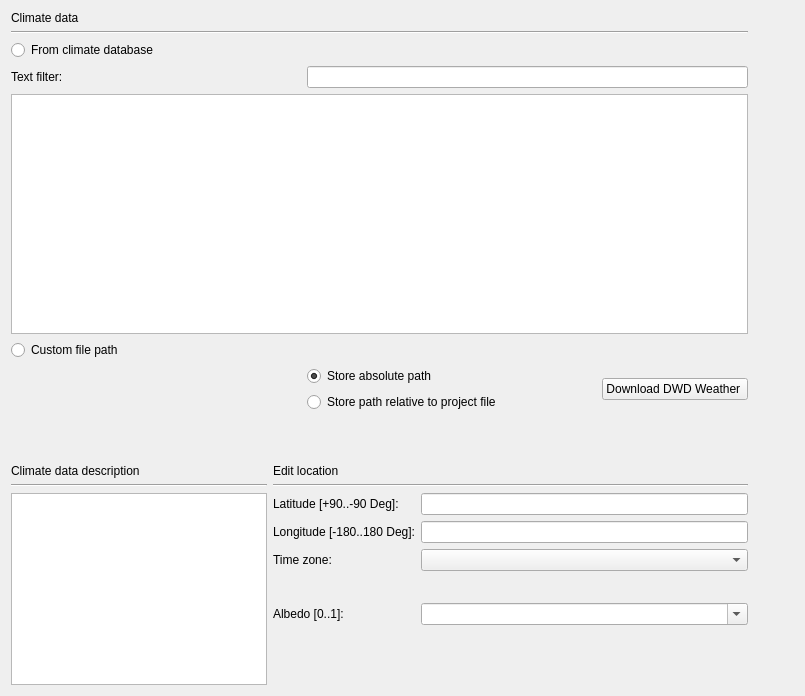
This is SIM-VICUS/src/SVSimulationLocationOptions.ui in Brockaaa/SIM-VICUS as Qt 5 draws it before an edit. The edited form follows.
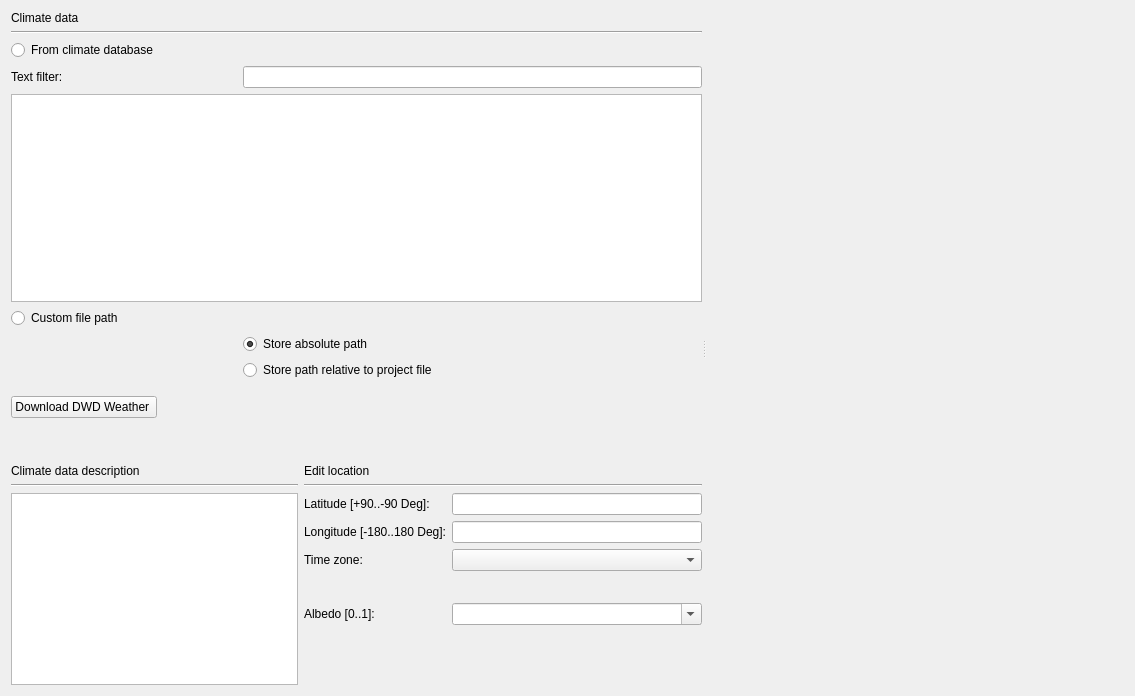
This is the edited form. Icons and pictures are not drawn. Custom widgets are drawn as their Qt base class.

Commit message:
Merge remote-tracking branch 'origin/master' into feature/Feature-SubNetworkEditDialog
# Conflicts:
#	SIM-VICUS/projects/Qt/SIM-VICUS.pro
#	SIM-VICUS/projects/Qt/debug/qrc_shaders.cpp
#	SIM-VICUS/src/SVDBNetworkControllerEditWidget.cpp
#	SIM-VICUS/src/SVDBSubNetworkEditWidget.cpp
#	SIM-VICUS/src/SVMainWindow.ui
#	externals/Vicus/projects/Qt/Vicus.pro

The edit to the form file:
```diff
--- a/SIM-VICUS/src/SVSimulationLocationOptions.ui
+++ b/SIM-VICUS/src/SVSimulationLocationOptions.ui
@@ -6,7 +6,7 @@
    <rect>
     <x>0</x>
     <y>0</y>
-    <width>805</width>
+    <width>1135</width>
     <height>696</height>
    </rect>
   </property>
@@ -14,7 +14,140 @@
    <string>Form</string>
   </property>
   <layout class="QGridLayout" name="gridLayout_3">
-   <item row="1" column="0">
+   <item row="0" column="0">
+    <widget class="QSplitter" name="splitter">
+     <property name="orientation">
+      <enum>Qt::Horizontal</enum>
+     </property>
+     <widget class="QWidget" name="layoutWidget">
+      <layout class="QVBoxLayout" name="verticalLayout">
+       <item>
+        <layout class="QGridLayout" name="gridLayout_2">
+         <item row="3" column="1" colspan="2">
+          <widget class="QLineEdit" name="lineEditTextFilter"/>
+         </item>
+         <item row="4" column="0" colspan="3">
+          <widget class="QTableView" name="tableViewClimateFiles"/>
+         </item>
+         <item row="5" column="1">
+          <widget class="QtExt::BrowseFilenameWidget" name="filepathClimateDataFile" native="true">
+           <property name="minimumSize">
+            <size>
+             <width>0</width>
+             <height>20</height>
+            </size>
+           </property>
+          </widget>
+         </item>
+         <item row="3" column="0">
+          <widget class="QLabel" name="labelTextFilter">
+           <property name="text">
+            <string>Text filter:</string>
+           </property>
+          </widget>
+         </item>
+         <item row="6" column="1">
+          <layout class="QVBoxLayout" name="verticalLayout_3">
+           <item>
+            <widget class="QRadioButton" name="radioButtonUserPathAbsolute">
+             <property name="text">
+              <string>Store absolute path</string>
+             </property>
+             <property name="checked">
+              <bool>true</bool>
+             </property>
+            </widget>
+           </item>
+           <item>
+            <widget class="QRadioButton" name="radioButtonUserPathRelative">
+             <property name="text">
+              <string>Store path relative to project file</string>
+             </property>
+            </widget>
+           </item>
+          </layout>
+         </item>
+         <item row="0" column="0" colspan="2">
+          <widget class="QLabel" name="label">
+           <property name="text">
+            <string>Climate data</string>
+           </property>
+          </widget>
+         </item>
+         <item row="6" column="0">
+          <widget class="QWidget" name="widgetUserPathOptions" native="true">
+           <layout class="QVBoxLayout" name="verticalLayout_2"/>
+          </widget>
+         </item>
+         <item row="1" column="0" colspan="3">
+          <widget class="Line" name="line_2">
+           <property name="orientation">
+            <enum>Qt::Horizontal</enum>
+           </property>
+          </widget>
+         </item>
+         <item row="2" column="0" colspan="3">
+          <widget class="QRadioButton" name="radioButtonFromDB">
+           <property name="text">
+            <string>From climate database</string>
+           </property>
+           <attribute name="buttonGroup">
+            <string notr="true">buttonGroup</string>
+           </attribute>
+          </widget>
+         </item>
+         <item row="5" column="0">
+          <widget class="QRadioButton" name="radioButtonCustomFilePath">
+           <property name="text">
+            <string>Custom file path</string>
+           </property>
+           <attribute name="buttonGroup">
+            <string notr="true">buttonGroup</string>
+           </attribute>
+          </widget>
+         </item>
+        </layout>
+       </item>
+       <item>
+        <spacer name="verticalSpacer_4">
+         <property name="orientation">
+          <enum>Qt::Vertical</enum>
+         </property>
+         <property name="sizeType">
+          <enum>QSizePolicy::Minimum</enum>
+         </property>
+         <property name="sizeHint" stdset="0">
+          <size>
+           <width>20</width>
+           <height>10</height>
+          </size>
+         </property>
+        </spacer>
+       </item>
+       <item>
+        <widget class="QPushButton" name="pushButtonOpenDWDConverter">
+         <property name="sizePolicy">
+          <sizepolicy hsizetype="Fixed" vsizetype="Fixed">
+           <horstretch>0</horstretch>
+           <verstretch>0</verstretch>
+          </sizepolicy>
+         </property>
+         <property name="text">
+          <string>Download DWD Weather </string>
+         </property>
+         <property name="icon">
+          <iconset resource="../resources/SIM-VICUS.qrc">
+           <normaloff>:/gfx/actions/DWDWeatherDataConverter.png</normaloff>:/gfx/actions/DWDWeatherDataConverter.png</iconset>
+         </property>
+         <property name="iconSize">
+          <size>
+           <width>24</width>
+           <height>24</height>
+          </size>
+         </property>
+        </widget>
+       </item>
+       <item>
     <spacer name="verticalSpacer">
      <property name="orientation">
       <enum>Qt::Vertical</enum>
@@ -30,107 +163,8 @@
      </property>
     </spacer>
    </item>
-   <item row="0" column="2" rowspan="3">
-    <layout class="QVBoxLayout" name="plotLayout">
      <item>
-      <widget class="QwtPlot" name="plotTemp" native="true">
-       <property name="enabled">
-        <bool>false</bool>
-       </property>
-       <property name="minimumSize">
-        <size>
-         <width>0</width>
-         <height>100</height>
-        </size>
-       </property>
-       <property name="maximumSize">
-        <size>
-         <width>16777215</width>
-         <height>16777215</height>
-        </size>
-       </property>
-      </widget>
-     </item>
-     <item>
-      <widget class="QwtPlot" name="plotRelHum" native="true">
-       <property name="enabled">
-        <bool>false</bool>
-       </property>
-       <property name="sizePolicy">
-        <sizepolicy hsizetype="Preferred" vsizetype="Preferred">
-         <horstretch>0</horstretch>
-         <verstretch>0</verstretch>
-        </sizepolicy>
-       </property>
-       <property name="minimumSize">
-        <size>
-         <width>0</width>
-         <height>100</height>
-        </size>
-       </property>
-      </widget>
-     </item>
-     <item>
-      <widget class="QwtPlot" name="plotRadShortWave" native="true">
-       <property name="enabled">
-        <bool>false</bool>
-       </property>
-       <property name="minimumSize">
-        <size>
-         <width>0</width>
-         <height>100</height>
-        </size>
-       </property>
-       <property name="maximumSize">
-        <size>
-         <width>16777215</width>
-         <height>16777215</height>
-        </size>
-       </property>
-      </widget>
-     </item>
-     <item>
-      <widget class="QwtPlot" name="plotRadLongWave" native="true">
-       <property name="enabled">
-        <bool>false</bool>
-       </property>
-       <property name="minimumSize">
-        <size>
-         <width>0</width>
-         <height>100</height>
-        </size>
-       </property>
-       <property name="maximumSize">
-        <size>
-         <width>16777215</width>
-         <height>16777215</height>
-        </size>
-       </property>
-      </widget>
-     </item>
-     <item>
-      <widget class="QwtPlot" name="plotWind" native="true">
-       <property name="enabled">
-        <bool>false</bool>
-       </property>
-       <property name="minimumSize">
-        <size>
-         <width>0</width>
-         <height>100</height>
-        </size>
-       </property>
-       <property name="maximumSize">
-        <size>
-         <width>16777215</width>
-         <height>16777215</height>
-        </size>
-       </property>
-      </widget>
-     </item>
-    </layout>
-   </item>
-   <item row="2" column="0">
-    <layout class="QGridLayout" name="gridLayout">
+        <layout class="QGridLayout" name="gridLayout" columnstretch="1,0" columnminimumwidth="0,0">
      <item row="3" column="0" rowspan="3">
       <widget class="QTextBrowser" name="textBrowserDescription">
        <property name="sizePolicy">
@@ -222,7 +256,7 @@
         <widget class="QComboBox" name="comboBoxTimeZone">
          <property name="minimumSize">
           <size>
-           <width>130</width>
+               <width>100</width>
            <height>0</height>
           </size>
          </property>
@@ -239,7 +273,7 @@
         <widget class="QtExt::ValueInputComboBox" name="comboBoxAlbedo">
          <property name="minimumSize">
           <size>
-           <width>65</width>
+               <width>250</width>
            <height>0</height>
           </size>
          </property>
@@ -268,141 +302,112 @@
      </item>
     </layout>
    </item>
-   <item row="0" column="1">
-    <spacer name="horizontalSpacer">
-     <property name="orientation">
-      <enum>Qt::Horizontal</enum>
-     </property>
-     <property name="sizeType">
-      <enum>QSizePolicy::Fixed</enum>
-     </property>
-     <property name="sizeHint" stdset="0">
-      <size>
-       <width>40</width>
-       <height>10</height>
-      </size>
-     </property>
-    </spacer>
-   </item>
-   <item row="0" column="0">
-    <layout class="QGridLayout" name="gridLayout_2">
-     <item row="1" column="0" colspan="3">
-      <widget class="Line" name="line_2">
-       <property name="orientation">
-        <enum>Qt::Horizontal</enum>
-       </property>
-      </widget>
-     </item>
-     <item row="2" column="0" colspan="3">
-      <widget class="QRadioButton" name="radioButtonFromDB">
-       <property name="text">
-        <string>From climate database</string>
-       </property>
-       <attribute name="buttonGroup">
-        <string notr="true">buttonGroup</string>
-       </attribute>
-      </widget>
-     </item>
-     <item row="4" column="0" colspan="3">
-      <widget class="QTableView" name="tableViewClimateFiles"/>
-     </item>
-     <item row="6" column="0">
-      <widget class="QWidget" name="widgetUserPathOptions" native="true">
-       <layout class="QVBoxLayout" name="verticalLayout_2"/>
-      </widget>
-     </item>
-     <item row="6" column="1">
-      <layout class="QVBoxLayout" name="verticalLayout_3">
-       <item>
-        <widget class="QRadioButton" name="radioButtonUserPathAbsolute">
-         <property name="text">
-          <string>Store absolute path</string>
-         </property>
-         <property name="checked">
-          <bool>true</bool>
-         </property>
-        </widget>
-       </item>
-       <item>
-        <widget class="QRadioButton" name="radioButtonUserPathRelative">
-         <property name="text">
-          <string>Store path relative to project file</string>
-         </property>
-        </widget>
-       </item>
       </layout>
-     </item>
-     <item row="0" column="0" colspan="2">
-      <widget class="QLabel" name="label">
-       <property name="text">
-        <string>Climate data</string>
-       </property>
-      </widget>
-     </item>
-     <item row="3" column="0">
-      <widget class="QLabel" name="labelTextFilter">
-       <property name="text">
-        <string>Text filter:</string>
-       </property>
-      </widget>
-     </item>
-     <item row="3" column="1" colspan="2">
-      <widget class="QLineEdit" name="lineEditTextFilter"/>
-     </item>
-     <item row="5" column="0">
-      <widget class="QRadioButton" name="radioButtonCustomFilePath">
-       <property name="text">
-        <string>Custom file path</string>
-       </property>
-       <attribute name="buttonGroup">
-        <string notr="true">buttonGroup</string>
-       </attribute>
-      </widget>
-     </item>
-     <item row="5" column="1">
-      <widget class="QtExt::BrowseFilenameWidget" name="filepathClimateDataFile" native="true">
+     </widget>
+     <widget class="QWidget" name="layoutWidget">
+      <layout class="QVBoxLayout" name="plotLayout" stretch="1,1,1,1,1">
+       <item>
+        <widget class="QwtPlot" name="plotTemp" native="true">
+         <property name="enabled">
+          <bool>false</bool>
+         </property>
        <property name="minimumSize">
         <size>
          <width>0</width>
-         <height>20</height>
+           <height>100</height>
+          </size>
+         </property>
+         <property name="maximumSize">
+          <size>
+           <width>16777215</width>
+           <height>16777215</height>
         </size>
        </property>
       </widget>
      </item>
-     <item row="6" column="2">
-      <widget class="QPushButton" name="pushButtonOpenDWDConverter">
+       <item>
+        <widget class="QwtPlot" name="plotRelHum" native="true">
+         <property name="enabled">
+          <bool>false</bool>
+         </property>
        <property name="sizePolicy">
-        <sizepolicy hsizetype="Fixed" vsizetype="Fixed">
+          <sizepolicy hsizetype="Preferred" vsizetype="Preferred">
          <horstretch>0</horstretch>
          <verstretch>0</verstretch>
         </sizepolicy>
        </property>
-       <property name="text">
-        <string>Download DWD Weather </string>
-       </property>
-       <property name="icon">
-        <iconset resource="../resources/SIM-VICUS.qrc">
-         <normaloff>:/gfx/actions/DWDWeatherDataConverter.png</normaloff>:/gfx/actions/DWDWeatherDataConverter.png</iconset>
-       </property>
-       <property name="iconSize">
+         <property name="minimumSize">
+          <size>
+           <width>0</width>
+           <height>100</height>
+          </size>
+         </property>
+        </widget>
+       </item>
+       <item>
+        <widget class="QwtPlot" name="plotRadShortWave" native="true">
+         <property name="enabled">
+          <bool>false</bool>
+         </property>
+         <property name="minimumSize">
         <size>
-         <width>24</width>
-         <height>24</height>
+           <width>0</width>
+           <height>100</height>
+          </size>
+         </property>
+         <property name="maximumSize">
+          <size>
+           <width>16777215</width>
+           <height>16777215</height>
+          </size>
+         </property>
+        </widget>
+       </item>
+       <item>
+        <widget class="QwtPlot" name="plotRadLongWave" native="true">
+         <property name="enabled">
+          <bool>false</bool>
+         </property>
+         <property name="minimumSize">
+          <size>
+           <width>400</width>
+           <height>100</height>
+          </size>
+         </property>
+         <property name="maximumSize">
+          <size>
+           <width>16777215</width>
+           <height>16777215</height>
+          </size>
+         </property>
+        </widget>
+       </item>
+       <item>
+        <widget class="QwtPlot" name="plotWind" native="true">
+         <property name="enabled">
+          <bool>false</bool>
+         </property>
+         <property name="minimumSize">
+          <size>
+           <width>0</width>
+           <height>100</height>
+          </size>
+         </property>
+         <property name="maximumSize">
+          <size>
+           <width>16777215</width>
+           <height>16777215</height>
         </size>
        </property>
       </widget>
      </item>
     </layout>
+     </widget>
+    </widget>
    </item>
   </layout>
  </widget>
  <customwidgets>
-  <customwidget>
-   <class>QtExt::BrowseFilenameWidget</class>
-   <extends>QWidget</extends>
-   <header>QtExt_BrowseFilenameWidget.h</header>
-   <container>1</container>
-  </customwidget>
   <customwidget>
    <class>QtExt::ValidatingLineEdit</class>
    <extends>QLineEdit</extends>
@@ -411,6 +416,12 @@
     <signal>editingFinishedSuccessfully()</signal>
    </slots>
   </customwidget>
+  <customwidget>
+   <class>QtExt::BrowseFilenameWidget</class>
+   <extends>QWidget</extends>
+   <header>QtExt_BrowseFilenameWidget.h</header>
+   <container>1</container>
+  </customwidget>
   <customwidget>
    <class>QtExt::ValueInputComboBox</class>
    <extends>QComboBox</extends>
```
Lines whose indentation alone changed are shown as unchanged. The commit also changes 507 other files.
